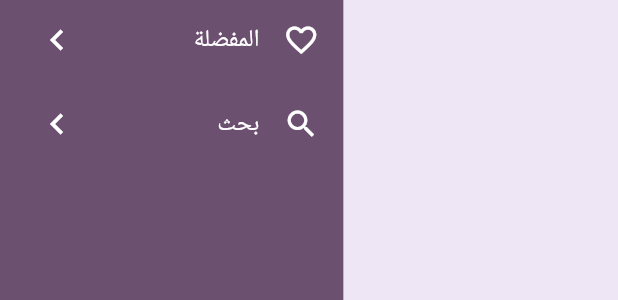
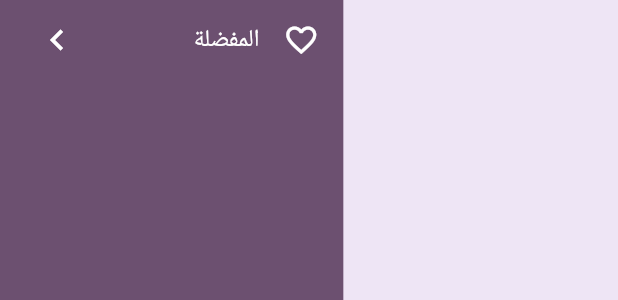
Before and after one commit to NaserAlomosh/jo_driving_license, a Flutter app: the AppDrawer widget shown alone on an empty page, opened directly, on a phone screen of 412 x 824 dp. Shown: the part 424-724 px from the top of the screen. Run offline on Flutter 3.47's test engine with Material 3 defaults, Android fonts, the phone set to English and light mode, and no system bars; our stand-ins replace awesome_bottom_bar, cached_network_image, cloud_firestore, easy_localization, firebase_auth, firebase_core and 8 more; missing offline and left inert: encrypt; accounts and stored records are empty; Roboto replaces fonts that are missing (SF Pro Display); project files that could hold a hidden picture were left out.

Commit message:
edit AppDrawer

```diff
--- a/lib/features/botton_nav_bar/widgets/app_drawer.dart
+++ b/lib/features/botton_nav_bar/widgets/app_drawer.dart
@@ -40,11 +40,11 @@ class AppDrawer extends StatelessWidget {
                       context,
                       leadingIcon: Icons.favorite_border,
                       tr('favourite')),
-                  _listTile(
-                    context,
-                    leadingIcon: Icons.search_sharp,
-                    tr('search'),
-                  ),
+                  // _listTile(
+                  //   context,
+                  //   leadingIcon: Icons.search_sharp,
+                  //   tr('search'),
+                  // ),
                   //isPortraitScreen(context) ? heightSpace(450) : heightSpace(100),
                   const Spacer(),
                   _listTile(
```
